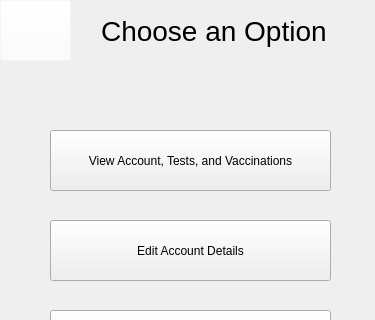
Qt form 0806_mCR_login/adminuserselected.ui (csidon/MyCovidApp) before a commit; both pictures show x 0 to 375 and y 0 to 320 of the 375 by 667 pixel window.
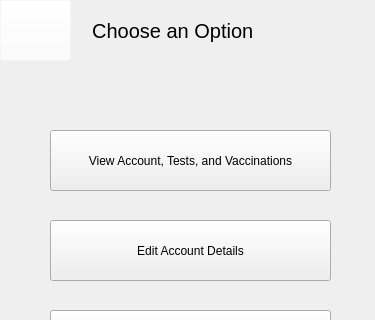
The same form after that commit. Icons and pictures are not drawn.

What changed in the file:
```diff
--- a/0806_mCR_login/adminuserselected.ui
+++ b/0806_mCR_login/adminuserselected.ui
@@ -47,13 +47,13 @@
     <rect>
      <x>70</x>
      <y>0</y>
-     <width>301</width>
+     <width>241</width>
      <height>61</height>
     </rect>
    </property>
    <property name="styleSheet">
     <string notr="true">color:black;
-font-size:28px;
+font-size:20px;
 font-family:arial;</string>
    </property>
    <property name="text">
```
